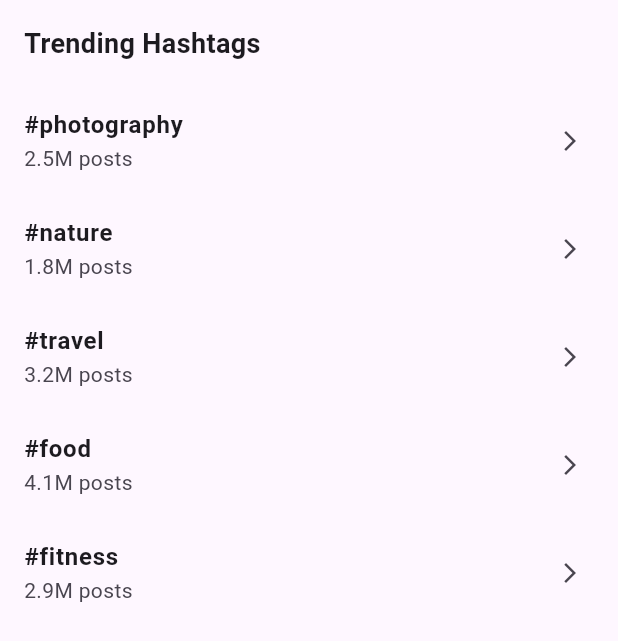
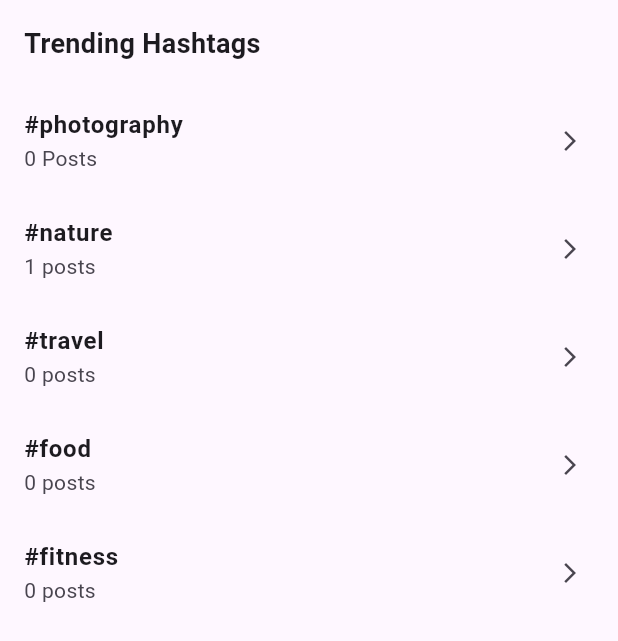
Before and after one commit to Sweetzzzz/CS-4750, a Flutter app: the TrendsSection widget shown alone on an empty page, opened directly, on a phone screen of 412 x 824 dp. Shown: the top 641 px of the screen. Run offline on Flutter 3.47's test engine with Material 3 defaults, Android fonts, the phone set to English and light mode, and no system bars; our stand-ins replace cached_network_image, firebase_auth, firebase_core, firebase_database, firebase_remote_config, firebase_storage and 2 more; missing offline and left inert: firebase_app_check; accounts and stored records are empty; project files that could hold a hidden picture were left out.

Commit message:
Update discover_screen.dart

```diff
--- a/lib/screens/discover_screen.dart
+++ b/lib/screens/discover_screen.dart
@@ -30,7 +30,6 @@ class _DiscoverScreenState extends State<DiscoverScreen> {
     try {
       final userId = _firebaseService.currentUser!.uid;
 
-      // First, get users the current user is already following
       final followingSnapshot = await _firebaseService.database
           .child('users/$userId/following')
           .get();
@@ -41,7 +40,7 @@ class _DiscoverScreenState extends State<DiscoverScreen> {
         _followingUsers.addAll(followingData.keys.cast<String>());
       }
 
-      // Then, get all users
+
       final usersSnapshot =
           await _firebaseService.database.child('users').get();
 
@@ -55,7 +54,6 @@ class _DiscoverScreenState extends State<DiscoverScreen> {
           final userData = entry.value as Map<dynamic, dynamic>;
 
           if (otherUserId != userId && !_followingUsers.contains(otherUserId)) {
-            // Get follower count for popularity
             int followerCount = 0;
             final followersSnapshot = await _firebaseService.database
                 .child('users/$otherUserId/followers')
@@ -66,7 +64,6 @@ class _DiscoverScreenState extends State<DiscoverScreen> {
                   (followersSnapshot.value as Map<dynamic, dynamic>).length;
             }
 
-            // Get post count for activity
             int postCount = 0;
             final postsSnapshot = await _firebaseService.database
                 .child('posts')
@@ -86,7 +83,7 @@ class _DiscoverScreenState extends State<DiscoverScreen> {
               'followerCount': followerCount,
               'postCount': postCount,
               'score': followerCount * 2 +
-                  postCount, // Simple scoring for recommendations
+                  postCount,
             });
           }
         }
@@ -176,7 +173,7 @@ class _DiscoverScreenState extends State<DiscoverScreen> {
       String title, List<Map<String, dynamic>> users) {
     if (users.isEmpty) return [];
 
-    // Limit to 5 users per section
+
     final displayUsers = users.take(5).toList();
 
     return [
@@ -286,19 +283,18 @@ class _DiscoverScreenState extends State<DiscoverScreen> {
   }
 }
 
-// A separate discover tab for trends and hashtags
+
 class TrendsSection extends StatelessWidget {
   const TrendsSection({super.key});
 
   @override
   Widget build(BuildContext context) {
-    // Simulate trending hashtags
     final trending = [
-      {'tag': '#photography', 'count': '2.5M posts'},
-      {'tag': '#nature', 'count': '1.8M posts'},
-      {'tag': '#travel', 'count': '3.2M posts'},
-      {'tag': '#food', 'count': '4.1M posts'},
-      {'tag': '#fitness', 'count': '2.9M posts'},
+      {'tag': '#photography', 'count': '0 Posts'},
+      {'tag': '#nature', 'count': '1 posts'},
+      {'tag': '#travel', 'count': '0 posts'},
+      {'tag': '#food', 'count': '0 posts'},
+      {'tag': '#fitness', 'count': '0 posts'},
     ];
 
     return Column(
@@ -327,7 +323,6 @@ class TrendsSection extends StatelessWidget {
               subtitle: Text(trending[index]['count']!),
               trailing: const Icon(Icons.arrow_forward_ios, size: 16),
               onTap: () {
-                // Navigate to hashtag results
               },
             );
           },
```
